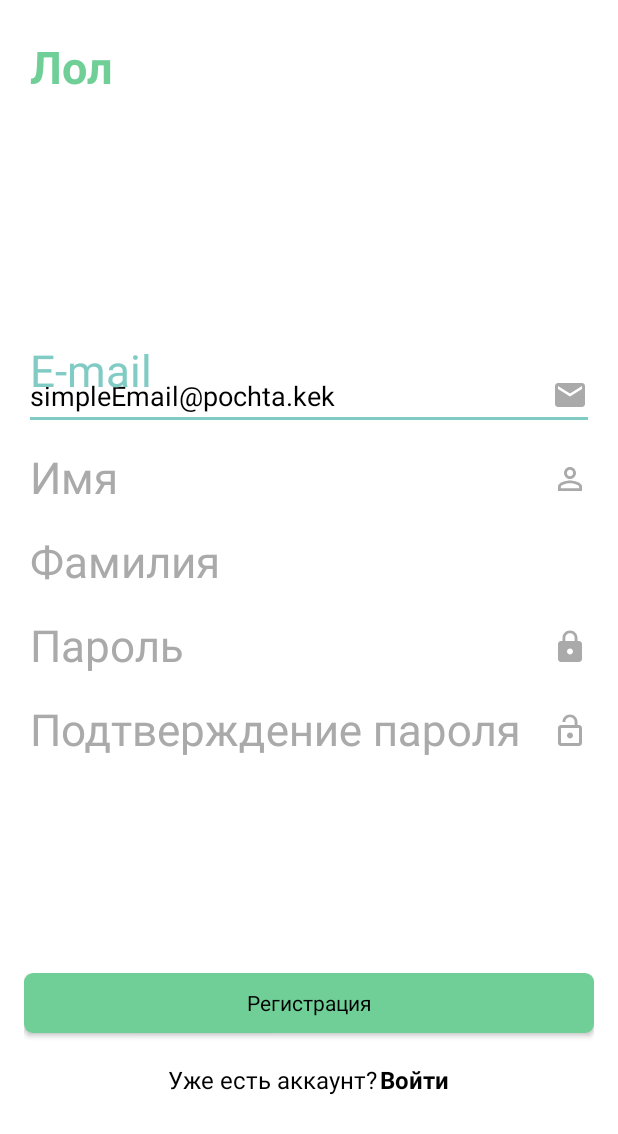
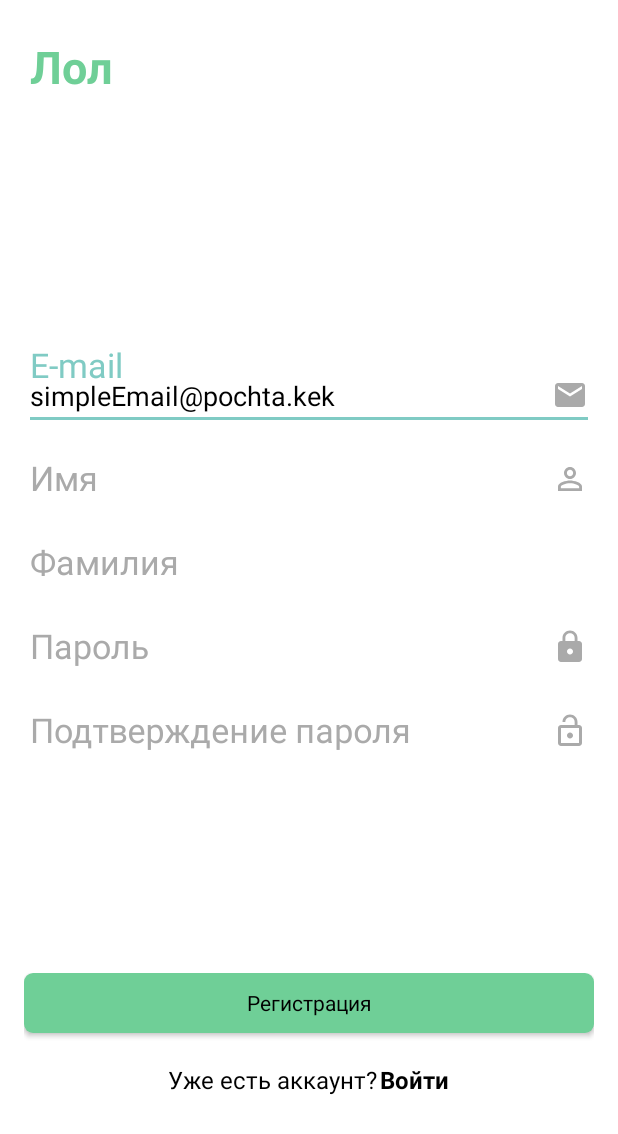
Before and after one commit to AleksandraKlua/HW, an Android app: the screen it shows after launch (RegisterActivity), after a tap on "Регистрация", on a phone screen of 412 x 824 dp. Shown: the top 1134 px of the screen. Run offline under Robolectric (Android 15) with nearby library versions, the phone set to English and light mode, and no system bars.

Commit message:
Some design fixes

```diff
--- a/app/build.gradle
+++ b/app/build.gradle
@@ -9,7 +9,7 @@ android {
 
     defaultConfig {
         applicationId "com.example.lesson1"
-        minSdkVersion 21
+        minSdkVersion 19
         targetSdkVersion 30
         versionCode 1
         versionName "1.0"
@@ -44,7 +44,7 @@ dependencies {
     implementation 'androidx.core:core-ktx:1.3.2'
     implementation 'androidx.appcompat:appcompat:1.2.0'
     implementation 'com.google.android.material:material:1.3.0'
-    testImplementation 'junit:junit:4'
+    testImplementation 'junit:junit:4.13.2'
     androidTestImplementation 'androidx.test.ext:junit:1.1.2'
     androidTestImplementation 'androidx.test.espresso:espresso-core:3.3.0'
 }
--- a/app/src/main/java/com/example/lesson1/MainActivity.java
+++ b/app/src/main/java/com/example/lesson1/MainActivity.java
@@ -12,7 +12,7 @@ public class MainActivity extends Activity implements View.OnClickListener {
     @Override
     public void onClick(@NonNull View v){
         final int idBtnRegistration = R.id.btnRegistration;
-        final int idBtnSignin = R.id.signin;
+        final int idBtnSignin = R.id.btnSignin;
 
         switch(v.getId()){
             case idBtnRegistration:
--- a/app/src/main/res/layout-land/register_layout.xml
+++ b/app/src/main/res/layout-land/register_layout.xml
@@ -46,10 +46,9 @@
 
             <com.google.android.material.textfield.TextInputLayout
                 android:layout_width="match_parent"
-                android:layout_height="wrap_content"
-                android:layout_weight="1">
+                android:layout_height="wrap_content">
 
-                <EditText
+                <com.google.android.material.textfield.TextInputEditText
                     android:id="@+id/email"
                     android:layout_width="match_parent"
                     android:layout_height="wrap_content"
@@ -63,26 +62,24 @@
 
             <com.google.android.material.textfield.TextInputLayout
                 android:layout_width="match_parent"
-                android:layout_height="wrap_content"
-                android:layout_weight="1">
+                android:layout_height="wrap_content">
 
-                <EditText
+                <com.google.android.material.textfield.TextInputEditText
                     android:id="@+id/firstName"
                     android:layout_width="match_parent"
                     android:layout_height="wrap_content"
                     android:drawableEnd="@drawable/person"
                     android:hint="@string/first_name"
                     android:autofillHints="@string/first_name"
-                    android:inputType="textPassword" />
+                    android:inputType="textPersonName" />
 
             </com.google.android.material.textfield.TextInputLayout>
 
             <com.google.android.material.textfield.TextInputLayout
                 android:layout_width="match_parent"
-                android:layout_height="wrap_content"
-                android:layout_weight="1">
+                android:layout_height="wrap_content">
 
-                <EditText
+                <com.google.android.material.textfield.TextInputEditText
                     android:id="@+id/lastName"
                     android:layout_width="match_parent"
                     android:layout_height="wrap_content"
@@ -94,10 +91,9 @@
 
             <com.google.android.material.textfield.TextInputLayout
                 android:layout_width="match_parent"
-                android:layout_height="wrap_content"
-                android:layout_weight="1">
+                android:layout_height="wrap_content">
 
-                <EditText
+                <com.google.android.material.textfield.TextInputEditText
                     android:id="@+id/password"
                     android:layout_width="match_parent"
                     android:layout_height="wrap_content"
@@ -110,10 +106,9 @@
 
             <com.google.android.material.textfield.TextInputLayout
                 android:layout_width="match_parent"
-                android:layout_height="wrap_content"
-                android:layout_weight="1">
+                android:layout_height="wrap_content">
 
-                <EditText
+                <com.google.android.material.textfield.TextInputEditText
                     android:id="@+id/repeatPassword"
                     android:layout_width="match_parent"
                     android:layout_height="wrap_content"
--- a/app/src/main/res/layout-land/signin_layout.xml
+++ b/app/src/main/res/layout-land/signin_layout.xml
@@ -73,7 +73,7 @@
                 android:layout_width="match_parent"
                 android:layout_height="wrap_content">
 
-                <EditText
+                <com.google.android.material.textfield.TextInputEditText
                     android:id="@+id/password"
                     android:layout_width="match_parent"
                     android:layout_height="wrap_content"
--- a/app/src/main/res/layout/register_layout.xml
+++ b/app/src/main/res/layout/register_layout.xml
@@ -43,7 +43,7 @@
             android:layout_width="match_parent"
             android:layout_height="wrap_content">
 
-            <EditText
+            <com.google.android.material.textfield.TextInputEditText
                 android:id="@+id/email"
                 android:layout_width="match_parent"
                 android:layout_height="wrap_content"
@@ -59,7 +59,7 @@
             android:layout_width="match_parent"
             android:layout_height="wrap_content">
 
-            <EditText
+            <com.google.android.material.textfield.TextInputEditText
                 android:id="@+id/firstName"
                 android:layout_width="match_parent"
                 android:layout_height="wrap_content"
@@ -74,7 +74,7 @@
             android:layout_width="match_parent"
             android:layout_height="wrap_content">
 
-            <EditText
+            <com.google.android.material.textfield.TextInputEditText
                 android:id="@+id/lastName"
                 android:layout_width="match_parent"
                 android:layout_height="wrap_content"
@@ -88,7 +88,7 @@
             android:layout_width="match_parent"
             android:layout_height="wrap_content">
 
-            <EditText
+            <com.google.android.material.textfield.TextInputEditText
                 android:id="@+id/password"
                 android:layout_width="match_parent"
                 android:layout_height="wrap_content"
@@ -103,7 +103,7 @@
             android:layout_width="match_parent"
             android:layout_height="wrap_content">
 
-            <EditText
+            <com.google.android.material.textfield.TextInputEditText
                 android:id="@+id/repeatPassword"
                 android:layout_width="match_parent"
                 android:layout_height="wrap_content"
--- a/app/src/main/res/layout/signin_layout.xml
+++ b/app/src/main/res/layout/signin_layout.xml
@@ -67,14 +67,14 @@
             android:layout_width="match_parent"
             android:layout_height="wrap_content">
 
-            <EditText
+            <com.google.android.material.textfield.TextInputEditText
                 android:id="@+id/password"
                 android:layout_width="match_parent"
                 android:layout_height="wrap_content"
+                android:autofillHints="@string/password"
                 android:drawableEnd="@drawable/lock"
                 android:hint="@string/password"
-                android:inputType="textPassword"
-                android:autofillHints="@string/password" />
+                android:inputType="textPassword" />
 
         </com.google.android.material.textfield.TextInputLayout>
 
--- a/app/src/main/res/values/strings.xml
+++ b/app/src/main/res/values/strings.xml
@@ -4,12 +4,12 @@
     <string name="authorization">Авторизация</string>
     <string name="lol">Лол</string>
     <string name="kek">Кек</string>
-    <string name="email"><font size="44">E-mail</font></string>
+    <string name="email"><font size="34">E-mail</font></string>
     <string name="real_email">simpleEmail@pochta.kek</string>
-    <string name="first_name"><font size="44">Имя</font></string>
-    <string name="last_name"><font size="44">Фамилия</font></string>
-    <string name="password"><font size="44">Пароль</font></string>
-    <string name="repeat_password"><font size="44">Подтверждение пароля</font></string>
+    <string name="first_name"><font size="34">Имя</font></string>
+    <string name="last_name"><font size="34">Фамилия</font></string>
+    <string name="password"><font size="34">Пароль</font></string>
+    <string name="repeat_password"><font size="34">Подтверждение пароля</font></string>
     <string name="signin_question">Уже есть аккаунт?</string>
     <string name="signin">Войти</string>
     <string name="register_question">Нет аккаунта?</string>
```
